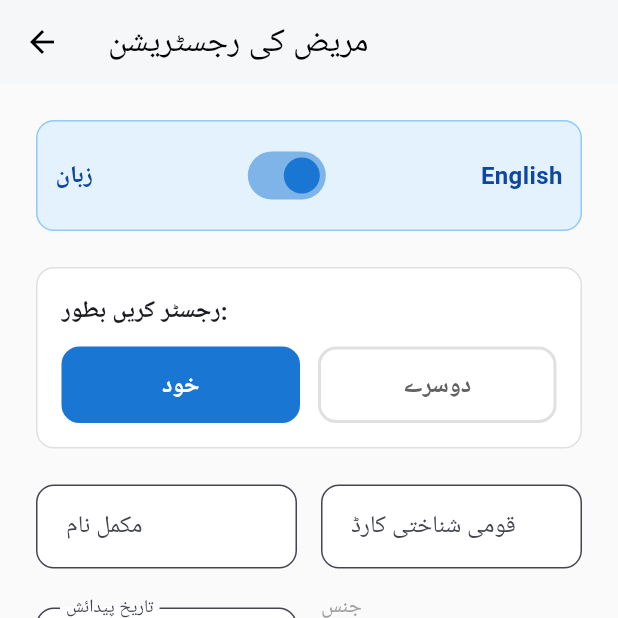
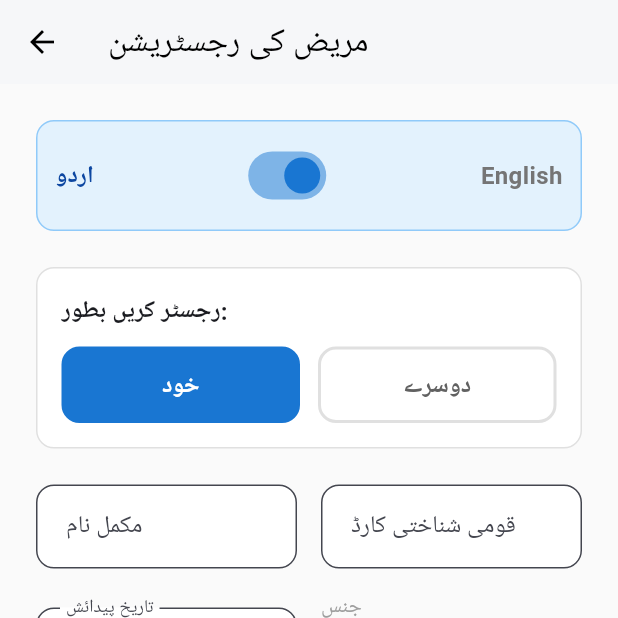
Before and after one commit to Software-Factory-HMIS/Patients, a Flutter app: the RegistrationScreen screen opened directly, on a phone screen of 412 x 824 dp, the top half of it. Run offline on Flutter 3.47's test engine with Material 3 defaults, Android fonts, the phone set to English and light mode, and no system bars; our stand-ins replace gap, pdf, printing, qr_flutter, shared_preferences; accounts and stored records are empty; network calls fail.

Commit message:
fixed registration issues at the backend + frontend

```diff
--- a/lib/screens/registration_screen.dart
+++ b/lib/screens/registration_screen.dart
@@ -491,11 +491,11 @@ class _RegistrationScreenState extends State<RegistrationScreen> {
             mainAxisAlignment: MainAxisAlignment.spaceBetween,
             children: [
               Text(
-                _isUrdu ? 'زبان' : 'Language',
+                'اردو',
                 style: TextStyle(
                   fontSize: 16,
                   fontWeight: FontWeight.w600,
-                  color: Colors.blue.shade900,
+                  color: _isUrdu ? Colors.blue.shade900 : Colors.grey.shade600,
                 ),
               ),
               Switch(
@@ -508,11 +508,11 @@ class _RegistrationScreenState extends State<RegistrationScreen> {
                 activeColor: Colors.blue.shade700,
               ),
               Text(
-                _isUrdu ? 'English' : 'اردو',
+                'English',
                 style: TextStyle(
                   fontSize: 16,
                   fontWeight: FontWeight.w600,
-                  color: Colors.blue.shade900,
+                  color: !_isUrdu ? Colors.blue.shade900 : Colors.grey.shade600,
                 ),
               ),
             ],
@@ -899,11 +899,11 @@ class _RegistrationScreenState extends State<RegistrationScreen> {
                               mainAxisAlignment: MainAxisAlignment.spaceBetween,
                               children: [
                                 Text(
-                                  _isUrdu ? 'زبان' : 'Language',
+                                  'اردو',
                                   style: TextStyle(
                                     fontSize: 16,
                                     fontWeight: FontWeight.w600,
-                                    color: Colors.blue.shade900,
+                                    color: _isUrdu ? Colors.blue.shade900 : Colors.grey.shade600,
                                   ),
                                 ),
                                 Switch(
@@ -916,11 +916,11 @@ class _RegistrationScreenState extends State<RegistrationScreen> {
                                   activeColor: Colors.blue.shade700,
                                 ),
                                 Text(
-                                  _isUrdu ? 'English' : 'اردو',
+                                  'English',
                                   style: TextStyle(
                                     fontSize: 16,
                                     fontWeight: FontWeight.w600,
-                                    color: Colors.blue.shade900,
+                                    color: !_isUrdu ? Colors.blue.shade900 : Colors.grey.shade600,
                                   ),
                                 ),
                               ],
```
Also changed, not shown: lib/utils/emr_api_client.dart (+13 -6 lines).
